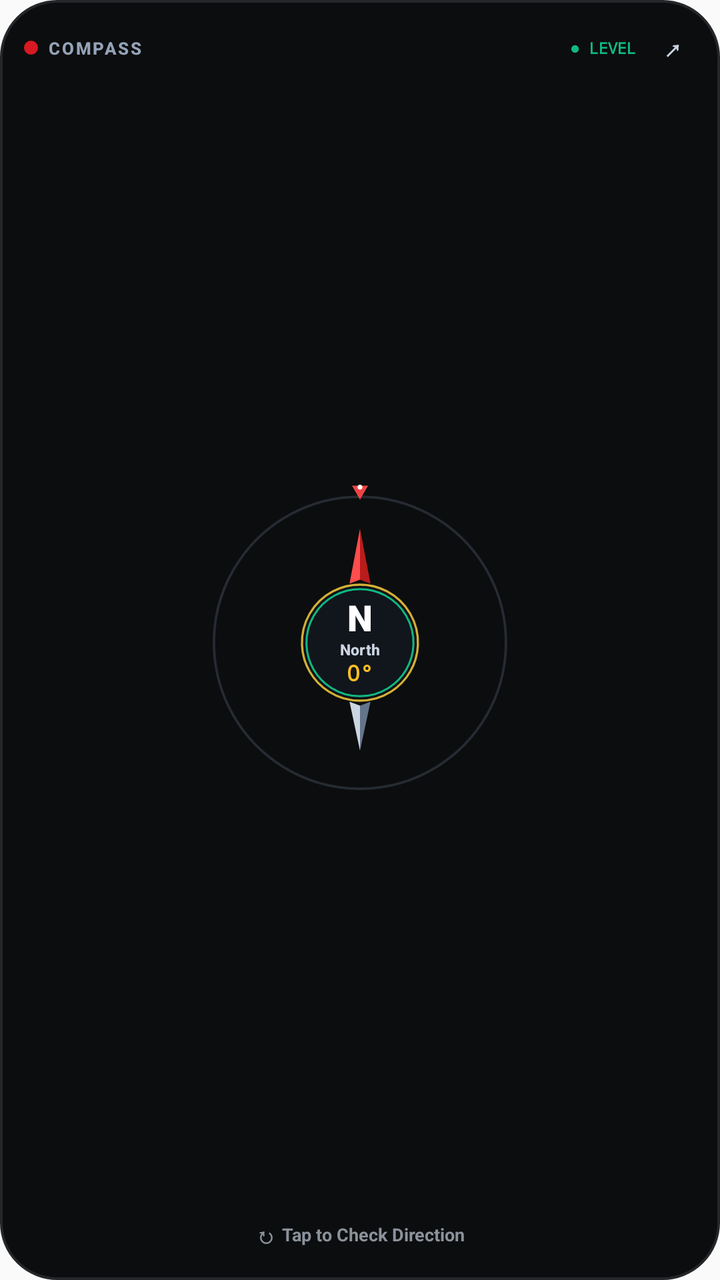
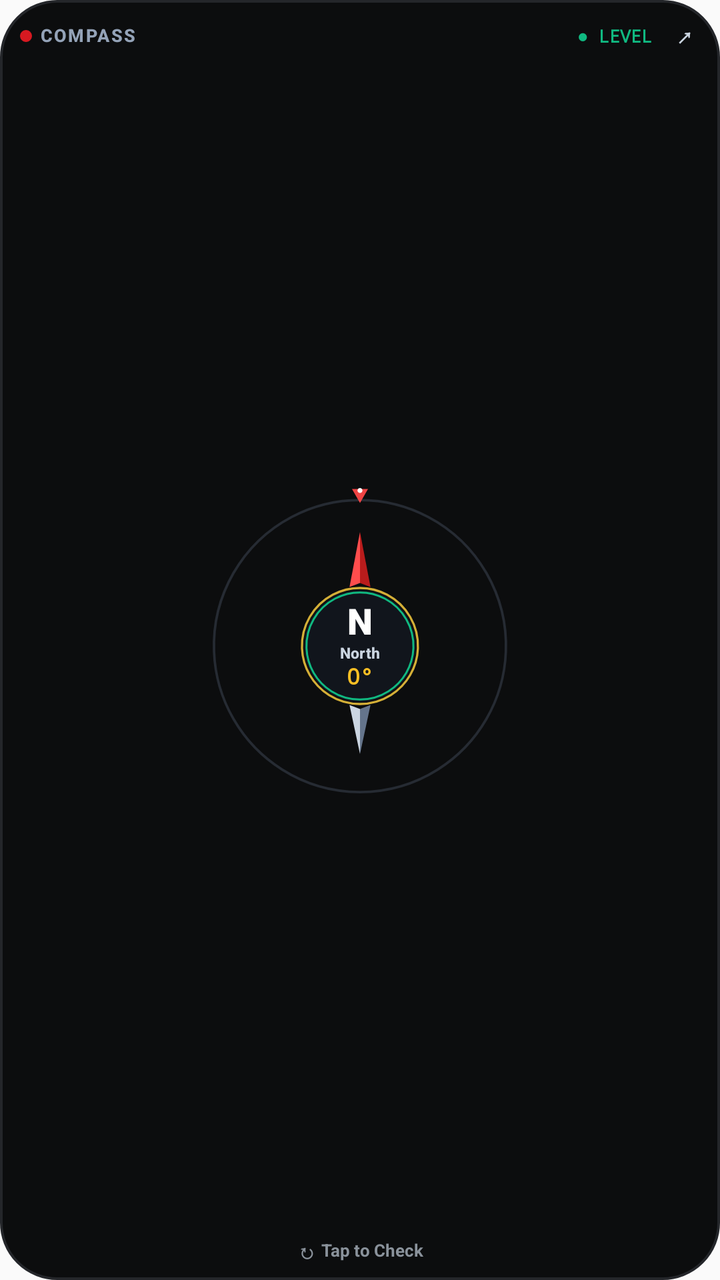

Screens rendered from an Android XML layout before and after an edit, with the pre-edit source and the edit as a unified diff.
<!-- AndroidManifest.xml: application theme AppTheme -->
<!-- res/layout/widget_compass_layout.xml -->
<?xml version="1.0" encoding="utf-8"?>
<LinearLayout xmlns:android="http://schemas.android.com/apk/res/android"
    android:id="@+id/widget_root"
    android:layout_width="match_parent"
    android:layout_height="match_parent"
    android:orientation="vertical"
    android:background="@drawable/widget_bg"
    android:padding="12dp"
    android:gravity="center_horizontal">

    
    <LinearLayout
        android:layout_width="match_parent"
        android:layout_height="wrap_content"
        android:orientation="horizontal"
        android:gravity="center_vertical">

        <ImageView
            android:id="@+id/widget_status_dot"
            android:layout_width="7dp"
            android:layout_height="7dp"
            android:src="@drawable/widget_red_dot"
            android:layout_marginEnd="5dp"
            android:contentDescription="Status dot" />

        <TextView
            android:layout_width="wrap_content"
            android:layout_height="wrap_content"
            android:text="COMPASS"
            android:textColor="#94A3B8"
            android:textSize="8.5sp"
            android:textStyle="bold"
            android:letterSpacing="0.10"
            android:fontFamily="sans-serif-medium" />

        <TextView
            android:id="@+id/widget_level_badge"
            android:layout_width="0dp"
            android:layout_height="wrap_content"
            android:layout_weight="1"
            android:gravity="end|center_vertical"
            android:layout_marginEnd="6dp"
            android:text="● LEVEL"
            android:textColor="#10B981"
            android:textSize="8sp"
            android:textStyle="bold"
            android:fontFamily="monospace" />

        <TextView
            android:id="@+id/widget_btn_open"
            android:layout_width="24dp"
            android:layout_height="24dp"
            android:gravity="center"
            android:text="↗"
            android:textColor="#CBD5E1"
            android:textSize="13sp"
            android:textStyle="bold"
            android:contentDescription="Open full app" />
    </LinearLayout>

    
    <FrameLayout
        android:id="@+id/widget_dial_container"
        android:layout_width="match_parent"
        android:layout_height="0dp"
        android:layout_weight="1"
        android:layout_marginTop="1dp"
        android:layout_marginBottom="1dp">

        
        <ImageView
            android:id="@+id/widget_dial_image"
            android:layout_width="match_parent"
            android:layout_height="match_parent"
            android:layout_gravity="center"
            android:scaleType="centerInside"
            android:src="@drawable/widget_circle_dial"
            android:contentDescription="Compass dial" />

        
        <LinearLayout
            android:layout_width="wrap_content"
            android:layout_height="wrap_content"
            android:layout_gravity="center"
            android:orientation="vertical"
            android:gravity="center">

            <TextView
                android:id="@+id/widget_cardinal_text"
                android:layout_width="wrap_content"
                android:layout_height="wrap_content"
                android:text="N"
                android:textColor="#FFFFFF"
                android:textSize="18sp"
                android:textStyle="bold"
                android:fontFamily="sans-serif-black"
                android:includeFontPadding="false" />

            <TextView
                android:id="@+id/widget_direction_name_text"
                android:layout_width="wrap_content"
                android:layout_height="wrap_content"
                android:text="North"
                android:textColor="#CBD5E1"
                android:textSize="7.5sp"
                android:textStyle="bold"
                android:fontFamily="sans-serif-medium"
                android:includeFontPadding="false"
                android:layout_marginTop="0.5dp" />

            <TextView
                android:id="@+id/widget_degree_text"
                android:layout_width="wrap_content"
                android:layout_height="wrap_content"
                android:text="0°"
                android:textColor="#FBBF24"
                android:textSize="11sp"
                android:textStyle="bold"
                android:fontFamily="monospace"
                android:includeFontPadding="false"
                android:layout_marginTop="0.5dp" />
        </LinearLayout>
    </FrameLayout>

    
    <LinearLayout
        android:id="@+id/widget_btn_refresh"
        android:layout_width="match_parent"
        android:layout_height="wrap_content"
        android:orientation="horizontal"
        android:gravity="center"
        android:paddingTop="3dp"
        android:paddingBottom="3dp">

        <TextView
            android:layout_width="wrap_content"
            android:layout_height="wrap_content"
            android:text="↻ "
            android:textColor="#8A929B"
            android:textSize="11sp"
            android:textStyle="bold" />

        <TextView
            android:id="@+id/widget_status_text"
            android:layout_width="wrap_content"
            android:layout_height="wrap_content"
            android:text="Tap to Check Direction"
            android:textColor="#8A929B"
            android:textSize="9sp"
            android:textStyle="bold"
            android:fontFamily="sans-serif" />
    </LinearLayout>

</LinearLayout>
<!-- resources referenced by this layout -->
<resources>
  <!-- drawable widget_bg (drawable) -->
  <?xml version="1.0" encoding="utf-8"?>
  <shape xmlns:android="http://schemas.android.com/apk/res/android"
      android:shape="rectangle">
      <solid android:color="#0C0D0E" />
      <corners android:radius="28dp" />
      <stroke
          android:width="1.2dp"
          android:color="#24262A" />
  </shape>
  <!-- drawable widget_circle_dial (drawable) -->
  <?xml version="1.0" encoding="utf-8"?>
  <vector xmlns:android="http://schemas.android.com/apk/res/android"
      android:width="160dp"
      android:height="160dp"
      android:viewportWidth="320"
      android:viewportHeight="320">
  
      
      <path
          android:strokeColor="#262B33"
          android:strokeWidth="2.5"
          android:pathData="M160,14 A146,146 0 1,1 159.9,14 Z" />
  
      
      <path
          android:fillColor="#EF4444"
          android:pathData="M160,17 L152,3 L168,3 Z" />
      <path
          android:fillColor="#FFFFFF"
          android:pathData="M160,2 A2.5,2.5 0 1,1 159.9,2 Z" />
  
      
      <path
          android:fillColor="#FF4D4D"
          android:pathData="M160,46 L149.5,101 L160,97 Z" />
      <path
          android:fillColor="#B91C1C"
          android:pathData="M160,46 L170.5,101 L160,97 Z" />
  
      
      <path
          android:fillColor="#CBD5E1"
          android:pathData="M160,268 L149.5,219 L160,223 Z" />
      <path
          android:fillColor="#64748B"
          android:pathData="M160,268 L170.5,219 L160,223 Z" />
  
      
      <path
          android:fillColor="#11151C"
          android:pathData="M160,104 A56,56 0 1,1 159.9,104 Z" />
      <path
          android:strokeColor="#D4AF37"
          android:strokeWidth="2.2"
          android:pathData="M160,102 A58,58 0 1,1 159.9,102 Z" />
      <path
          android:strokeColor="#10B981"
          android:strokeWidth="2.0"
          android:pathData="M160,106.5 A53.5,53.5 0 1,1 159.9,106.5 Z" />
  </vector>
  <!-- drawable widget_red_dot (drawable) -->
  <?xml version="1.0" encoding="utf-8"?>
  <shape xmlns:android="http://schemas.android.com/apk/res/android"
      android:shape="oval">
      <solid android:color="#D71921" />
      <size
          android:width="8dp"
          android:height="8dp" />
  </shape>
  <style name="AppTheme" parent="Theme.AppCompat.Light.DarkActionBar">
          
          <item name="colorPrimary">@color/colorPrimary</item>
          <item name="colorPrimaryDark">@color/colorPrimaryDark</item>
          <item name="colorAccent">@color/colorAccent</item>
      </style>
</resources>

<!-- the commit's change to res/layout/widget_compass_layout.xml (unified diff, before → after) -->
@@ -5,7 +5,7 @@
     android:layout_height="match_parent"
     android:orientation="vertical"
     android:background="@drawable/widget_bg"
-    android:padding="12dp"
+    android:padding="6dp"
     android:gravity="center_horizontal">
 
     
@@ -13,14 +13,18 @@
         android:layout_width="match_parent"
         android:layout_height="wrap_content"
         android:orientation="horizontal"
-        android:gravity="center_vertical">
+        android:gravity="center_vertical"
+        android:paddingStart="4dp"
+        android:paddingEnd="2dp"
+        android:paddingTop="2dp"
+        android:paddingBottom="1dp">
 
         <ImageView
             android:id="@+id/widget_status_dot"
-            android:layout_width="7dp"
-            android:layout_height="7dp"
+            android:layout_width="6dp"
+            android:layout_height="6dp"
             android:src="@drawable/widget_red_dot"
-            android:layout_marginEnd="5dp"
+            android:layout_marginEnd="4dp"
             android:contentDescription="Status dot" />
 
         <TextView
@@ -28,10 +32,11 @@
             android:layout_height="wrap_content"
             android:text="COMPASS"
             android:textColor="#94A3B8"
-            android:textSize="8.5sp"
+            android:textSize="9sp"
             android:textStyle="bold"
-            android:letterSpacing="0.10"
-            android:fontFamily="sans-serif-medium" />
+            android:letterSpacing="0.08"
+            android:fontFamily="sans-serif-medium"
+            android:includeFontPadding="false" />
 
         <TextView
             android:id="@+id/widget_level_badge"
@@ -42,19 +47,22 @@
             android:layout_marginEnd="6dp"
             android:text="● LEVEL"
             android:textColor="#10B981"
-            android:textSize="8sp"
+            android:textSize="8.5sp"
             android:textStyle="bold"
-            android:fontFamily="monospace" />
+            android:fontFamily="monospace"
+            android:includeFontPadding="false"
+            android:singleLine="true" />
 
         <TextView
             android:id="@+id/widget_btn_open"
-            android:layout_width="24dp"
-            android:layout_height="24dp"
+            android:layout_width="20dp"
+            android:layout_height="20dp"
             android:gravity="center"
             android:text="↗"
             android:textColor="#CBD5E1"
-            android:textSize="13sp"
+            android:textSize="12sp"
             android:textStyle="bold"
+            android:includeFontPadding="false"
             android:contentDescription="Open full app" />
     </LinearLayout>
 
@@ -63,9 +71,7 @@
         android:id="@+id/widget_dial_container"
         android:layout_width="match_parent"
         android:layout_height="0dp"
-        android:layout_weight="1"
-        android:layout_marginTop="1dp"
-        android:layout_marginBottom="1dp">
+        android:layout_weight="1">
 
         
         <ImageView
@@ -106,6 +112,7 @@
                 android:textStyle="bold"
                 android:fontFamily="sans-serif-medium"
                 android:includeFontPadding="false"
+                android:singleLine="true"
                 android:layout_marginTop="0.5dp" />
 
             <TextView
@@ -118,6 +125,7 @@
                 android:textStyle="bold"
                 android:fontFamily="monospace"
                 android:includeFontPadding="false"
+                android:singleLine="true"
                 android:layout_marginTop="0.5dp" />
         </LinearLayout>
     </FrameLayout>
@@ -129,26 +137,30 @@
         android:layout_height="wrap_content"
         android:orientation="horizontal"
         android:gravity="center"
-        android:paddingTop="3dp"
-        android:paddingBottom="3dp">
+        android:paddingTop="1.5dp"
+        android:paddingBottom="1.5dp">
 
         <TextView
             android:layout_width="wrap_content"
             android:layout_height="wrap_content"
             android:text="↻ "
             android:textColor="#8A929B"
-            android:textSize="11sp"
-            android:textStyle="bold" />
+            android:textSize="10sp"
+            android:textStyle="bold"
+            android:includeFontPadding="false" />
 
         <TextView
             android:id="@+id/widget_status_text"
             android:layout_width="wrap_content"
             android:layout_height="wrap_content"
-            android:text="Tap to Check Direction"
+            android:text="Tap to Check"
             android:textColor="#8A929B"
-            android:textSize="9sp"
+            android:textSize="8.5sp"
             android:textStyle="bold"
-            android:fontFamily="sans-serif" />
+            android:fontFamily="sans-serif"
+            android:singleLine="true"
+            android:ellipsize="end"
+            android:includeFontPadding="false" />
     </LinearLayout>
 
 </LinearLayout>
